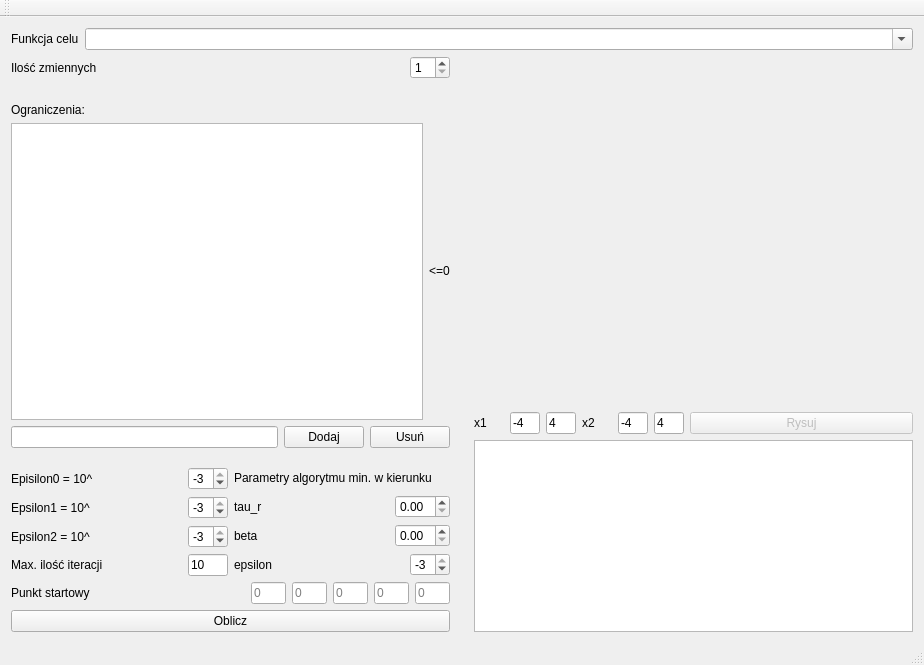
GosiaWJ/TiMO, file program/mainwindow.ui: the form before one commit.
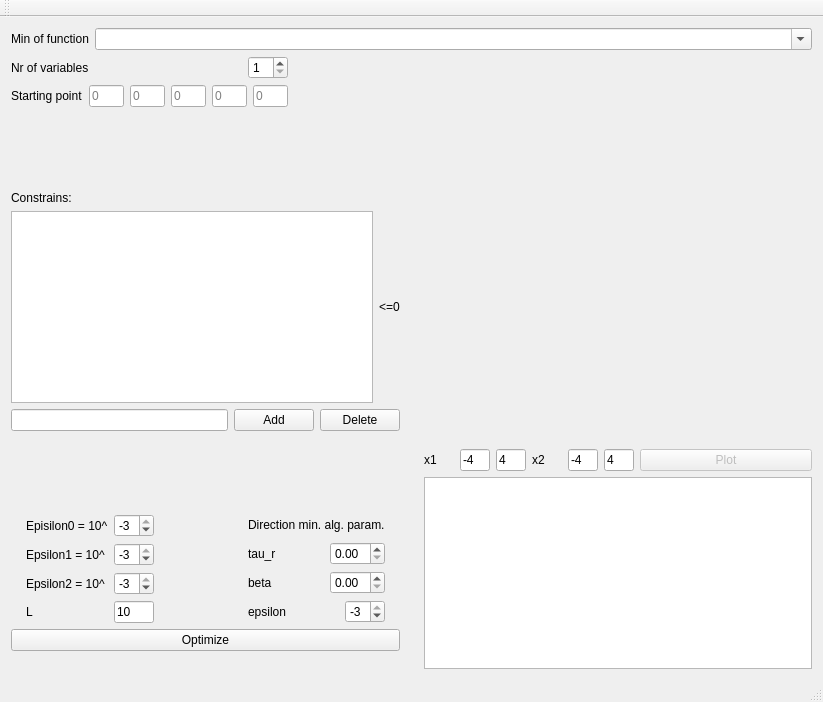
The form after the commit. Custom widgets are drawn as their Qt base class.

Commit message: mała zmiana w gui

The edit to the form file:
```diff
--- a/program/mainwindow.ui
+++ b/program/mainwindow.ui
@@ -6,15 +6,15 @@
    <rect>
     <x>0</x>
     <y>0</y>
-    <width>924</width>
-    <height>639</height>
+    <width>823</width>
+    <height>702</height>
    </rect>
   </property>
   <property name="windowTitle">
    <string>MainWindow</string>
   </property>
   <widget class="QWidget" name="centralWidget">
-   <layout class="QVBoxLayout" name="verticalLayout_5">
+   <layout class="QVBoxLayout" name="verticalLayout_6">
     <item>
      <layout class="QHBoxLayout" name="horizontalLayout">
       <item>
@@ -26,7 +26,7 @@
          </sizepolicy>
         </property>
         <property name="text">
-         <string>Funkcja celu</string>
+         <string>Min of function</string>
         </property>
        </widget>
       </item>
@@ -46,39 +46,175 @@
      </layout>
     </item>
     <item>
-     <layout class="QHBoxLayout" name="horizontalLayout_15">
+     <layout class="QHBoxLayout" name="horizontalLayout_16">
       <item>
-       <layout class="QVBoxLayout" name="verticalLayout_3">
+       <layout class="QVBoxLayout" name="verticalLayout_5">
         <item>
-         <layout class="QHBoxLayout" name="horizontalLayout_9">
+         <layout class="QHBoxLayout" name="horizontalLayout_8">
           <item>
-           <widget class="QLabel" name="ilosc_zmiennych_label">
-            <property name="text">
-             <string>Ilość zmiennych</string>
-            </property>
-           </widget>
+           <layout class="QVBoxLayout" name="verticalLayout_3">
+            <item>
+             <layout class="QHBoxLayout" name="horizontalLayout_9">
+              <item>
+               <widget class="QLabel" name="ilosc_zmiennych_label">
+                <property name="text">
+                 <string>Nr of variables</string>
+                </property>
+               </widget>
+              </item>
+              <item>
+               <widget class="QSpinBox" name="ilosc_zmiennych_spinbox">
+                <property name="minimumSize">
+                 <size>
+                  <width>40</width>
+                  <height>0</height>
+                 </size>
+                </property>
+                <property name="maximumSize">
+                 <size>
+                  <width>40</width>
+                  <height>16777215</height>
+                 </size>
+                </property>
+                <property name="minimum">
+                 <number>1</number>
+                </property>
+                <property name="maximum">
+                 <number>5</number>
+                </property>
+               </widget>
+              </item>
+             </layout>
+            </item>
+            <item>
+             <layout class="QHBoxLayout" name="horizontalLayout_7">
+              <item>
+               <widget class="QLabel" name="punkt_startowy_label">
+                <property name="sizePolicy">
+                 <sizepolicy hsizetype="Preferred" vsizetype="Preferred">
+                  <horstretch>0</horstretch>
+                  <verstretch>0</verstretch>
+                 </sizepolicy>
+                </property>
+                <property name="text">
+                 <string>Starting point</string>
+                </property>
+               </widget>
+              </item>
+              <item>
+               <widget class="QLineEdit" name="x_10">
+                <property name="enabled">
+                 <bool>true</bool>
+                </property>
+                <property name="sizePolicy">
+                 <sizepolicy hsizetype="Preferred" vsizetype="Preferred">
+                  <horstretch>0</horstretch>
+                  <verstretch>0</verstretch>
+                 </sizepolicy>
+                </property>
+                <property name="maximumSize">
+                 <size>
+                  <width>35</width>
+                  <height>25</height>
+                 </size>
+                </property>
+                <property name="placeholderText">
+                 <string>0</string>
+                </property>
+               </widget>
+              </item>
+              <item>
+               <widget class="QLineEdit" name="x_20">
+                <property name="sizePolicy">
+                 <sizepolicy hsizetype="Preferred" vsizetype="Preferred">
+                  <horstretch>0</horstretch>
+                  <verstretch>0</verstretch>
+                 </sizepolicy>
+                </property>
+                <property name="maximumSize">
+                 <size>
+                  <width>35</width>
+                  <height>25</height>
+                 </size>
+                </property>
+                <property name="placeholderText">
+                 <string>0</string>
+                </property>
+               </widget>
+              </item>
+              <item>
+               <widget class="QLineEdit" name="x_30">
+                <property name="sizePolicy">
+                 <sizepolicy hsizetype="Preferred" vsizetype="Minimum">
+                  <horstretch>0</horstretch>
+                  <verstretch>0</verstretch>
+                 </sizepolicy>
+                </property>
+                <property name="maximumSize">
+                 <size>
+                  <width>35</width>
+                  <height>25</height>
+                 </size>
+                </property>
+                <property name="placeholderText">
+                 <string>0</string>
+                </property>
+               </widget>
+              </item>
+              <item>
+               <widget class="QLineEdit" name="x_40">
+                <property name="sizePolicy">
+                 <sizepolicy hsizetype="Preferred" vsizetype="Preferred">
+                  <horstretch>0</horstretch>
+                  <verstretch>0</verstretch>
+                 </sizepolicy>
+                </property>
+                <property name="maximumSize">
+                 <size>
+                  <width>35</width>
+                  <height>25</height>
+                 </size>
+                </property>
+                <property name="placeholderText">
+                 <string>0</string>
+                </property>
+               </widget>
+              </item>
+              <item>
+               <widget class="QLineEdit" name="x_50">
+                <property name="sizePolicy">
+                 <sizepolicy hsizetype="Preferred" vsizetype="Preferred">
+                  <horstretch>0</horstretch>
+                  <verstretch>0</verstretch>
+                 </sizepolicy>
+                </property>
+                <property name="maximumSize">
+                 <size>
+                  <width>35</width>
+                  <height>25</height>
+                 </size>
+                </property>
+                <property name="placeholderText">
+                 <string>0</string>
+                </property>
+               </widget>
+              </item>
+             </layout>
+            </item>
+           </layout>
           </item>
           <item>
-           <widget class="QSpinBox" name="ilosc_zmiennych_spinbox">
-            <property name="minimumSize">
-             <size>
-              <width>40</width>
-              <height>0</height>
-             </size>
+           <spacer name="horizontalSpacer_2">
+            <property name="orientation">
+             <enum>Qt::Horizontal</enum>
             </property>
-            <property name="maximumSize">
+            <property name="sizeHint" stdset="0">
              <size>
               <width>40</width>
-              <height>16777215</height>
+              <height>20</height>
              </size>
             </property>
-            <property name="minimum">
-             <number>1</number>
-            </property>
-            <property name="maximum">
-             <number>5</number>
-            </property>
-           </widget>
+           </spacer>
           </item>
          </layout>
         </item>
@@ -88,7 +224,7 @@
            <enum>Qt::Vertical</enum>
           </property>
           <property name="sizeType">
-           <enum>QSizePolicy::Minimum</enum>
+           <enum>QSizePolicy::Expanding</enum>
           </property>
           <property name="sizeHint" stdset="0">
            <size>
@@ -101,14 +237,21 @@
         <item>
          <widget class="QLabel" name="ograniczenia_label">
           <property name="text">
-           <string>Ograniczenia:</string>
+           <string>Constrains:</string>
           </property>
          </widget>
         </item>
         <item>
-         <layout class="QHBoxLayout" name="horizontalLayout_8">
+         <layout class="QHBoxLayout" name="horizontalLayout_15">
           <item>
-           <widget class="QListWidget" name="lista_ograniczen"/>
+           <widget class="QListWidget" name="lista_ograniczen">
+            <property name="sizePolicy">
+             <sizepolicy hsizetype="Expanding" vsizetype="Fixed">
+              <horstretch>0</horstretch>
+              <verstretch>0</verstretch>
+             </sizepolicy>
+            </property>
+           </widget>
           </item>
           <item>
            <widget class="QLabel" name="label">
@@ -127,37 +270,50 @@
           <item>
            <widget class="QPushButton" name="dodaj_ograniczenie">
             <property name="text">
-             <string>Dodaj</string>
+             <string>Add</string>
             </property>
            </widget>
           </item>
           <item>
            <widget class="QPushButton" name="usun_ograniczenie">
             <property name="text">
-             <string>Usuń</string>
+             <string>Delete</string>
             </property>
            </widget>
           </item>
          </layout>
         </item>
         <item>
-         <spacer name="verticalSpacer">
+         <spacer name="verticalSpacer_4">
           <property name="orientation">
            <enum>Qt::Vertical</enum>
           </property>
-          <property name="sizeType">
-           <enum>QSizePolicy::Maximum</enum>
-          </property>
           <property name="sizeHint" stdset="0">
            <size>
-            <width>391</width>
-            <height>13</height>
+            <width>20</width>
+            <height>18</height>
            </size>
           </property>
          </spacer>
         </item>
         <item>
          <layout class="QHBoxLayout" name="horizontalLayout_13">
+          <item>
+           <spacer name="horizontalSpacer_3">
+            <property name="orientation">
+             <enum>Qt::Horizontal</enum>
+            </property>
+            <property name="sizeType">
+             <enum>QSizePolicy::Minimum</enum>
+            </property>
+            <property name="sizeHint" stdset="0">
+             <size>
+              <width>15</width>
+              <height>13</height>
+             </size>
+            </property>
+           </spacer>
+          </item>
           <item>
            <layout class="QVBoxLayout" name="verticalLayout">
             <item>
@@ -252,7 +408,7 @@
                  </size>
                 </property>
                 <property name="text">
-                 <string>Max. ilość iteracji</string>
+                 <string>L</string>
                 </property>
                </widget>
               </item>
@@ -282,12 +438,28 @@
             </item>
            </layout>
           </item>
+          <item>
+           <spacer name="horizontalSpacer_5">
+            <property name="orientation">
+             <enum>Qt::Horizontal</enum>
+            </property>
+            <property name="sizeType">
+             <enum>QSizePolicy::Expanding</enum>
+            </property>
+            <property name="sizeHint" stdset="0">
+             <size>
+              <width>15</width>
+              <height>15</height>
+             </size>
+            </property>
+           </spacer>
+          </item>
           <item>
            <layout class="QVBoxLayout" name="verticalLayout_2">
             <item>
              <widget class="QLabel" name="min_kier_label">
               <property name="text">
-               <string>Parametry algorytmu min. w kierunku</string>
+               <string>Direction min. alg. param.</string>
               </property>
              </widget>
             </item>
@@ -362,130 +534,47 @@
             </item>
            </layout>
           </item>
-         </layout>
-        </item>
-        <item>
-         <layout class="QHBoxLayout" name="horizontalLayout_7">
           <item>
-           <widget class="QLabel" name="punkt_startowy_label">
-            <property name="sizePolicy">
-             <sizepolicy hsizetype="Preferred" vsizetype="Preferred">
-              <horstretch>0</horstretch>
-              <verstretch>0</verstretch>
-             </sizepolicy>
+           <spacer name="horizontalSpacer_4">
+            <property name="orientation">
+             <enum>Qt::Horizontal</enum>
             </property>
-            <property name="text">
-             <string>Punkt startowy</string>
+            <property name="sizeType">
+             <enum>QSizePolicy::Minimum</enum>
             </property>
-           </widget>
-          </item>
-          <item>
-           <widget class="QLineEdit" name="x_10">
-            <property name="enabled">
-             <bool>true</bool>
-            </property>
-            <property name="sizePolicy">
-             <sizepolicy hsizetype="Preferred" vsizetype="Preferred">
-              <horstretch>0</horstretch>
-              <verstretch>0</verstretch>
-             </sizepolicy>
-            </property>
-            <property name="maximumSize">
+            <property name="sizeHint" stdset="0">
              <size>
-              <width>35</width>
-              <height>25</height>
+              <width>15</width>
+              <height>15</height>
              </size>
             </property>
-            <property name="placeholderText">
-             <string>0</string>
-            </property>
-           </widget>
-          </item>
-          <item>
-           <widget class="QLineEdit" name="x_20">
-            <property name="sizePolicy">
-             <sizepolicy hsizetype="Preferred" vsizetype="Preferred">
-              <horstretch>0</horstretch>
-              <verstretch>0</verstretch>
-             </sizepolicy>
-            </property>
-            <property name="maximumSize">
-             <size>
-              <width>35</width>
-              <height>25</height>
-             </size>
-            </property>
-            <property name="placeholderText">
-             <string>0</string>
-            </property>
-           </widget>
-          </item>
-          <item>
-           <widget class="QLineEdit" name="x_30">
-            <property name="sizePolicy">
-             <sizepolicy hsizetype="Preferred" vsizetype="Minimum">
-              <horstretch>0</horstretch>
-              <verstretch>0</verstretch>
-             </sizepolicy>
-            </property>
-            <property name="maximumSize">
-             <size>
-              <width>35</width>
-              <height>25</height>
-             </size>
-            </property>
-            <property name="placeholderText">
-             <string>0</string>
-            </property>
-           </widget>
-          </item>
-          <item>
-           <widget class="QLineEdit" name="x_40">
-            <property name="sizePolicy">
-             <sizepolicy hsizetype="Preferred" vsizetype="Preferred">
-              <horstretch>0</horstretch>
-              <verstretch>0</verstretch>
-             </sizepolicy>
-            </property>
-            <property name="maximumSize">
-             <size>
-              <width>35</width>
-              <height>25</height>
-             </size>
-            </property>
-            <property name="placeholderText">
-             <string>0</string>
-            </property>
-           </widget>
-          </item>
-          <item>
-           <widget class="QLineEdit" name="x_50">
-            <property name="sizePolicy">
-             <sizepolicy hsizetype="Preferred" vsizetype="Preferred">
-              <horstretch>0</horstretch>
-              <verstretch>0</verstretch>
-             </sizepolicy>
-            </property>
-            <property name="maximumSize">
-             <size>
-              <width>35</width>
-              <height>25</height>
-             </size>
-            </property>
-            <property name="placeholderText">
-             <string>0</string>
-            </property>
-           </widget>
+           </spacer>
           </item>
          </layout>
         </item>
         <item>
          <widget class="QPushButton" name="oblicz">
           <property name="text">
-           <string>Oblicz</string>
+           <string>Optimize</string>
           </property>
          </widget>
         </item>
+        <item>
+         <spacer name="verticalSpacer_3">
+          <property name="orientation">
+           <enum>Qt::Vertical</enum>
+          </property>
+          <property name="sizeType">
+           <enum>QSizePolicy::Minimum</enum>
+          </property>
+          <property name="sizeHint" stdset="0">
+           <size>
+            <width>15</width>
+            <height>18</height>
+           </size>
+          </property>
+         </spacer>
+        </item>
        </layout>
       </item>
       <item>
@@ -644,7 +733,7 @@
              <bool>false</bool>
             </property>
             <property name="text">
-             <string>Rysuj</string>
+             <string>Plot</string>
             </property>
            </widget>
           </item>
```
Left out of the diff: 11 changed lines with no effect on the pictures. The commit also changes 2 other files.
